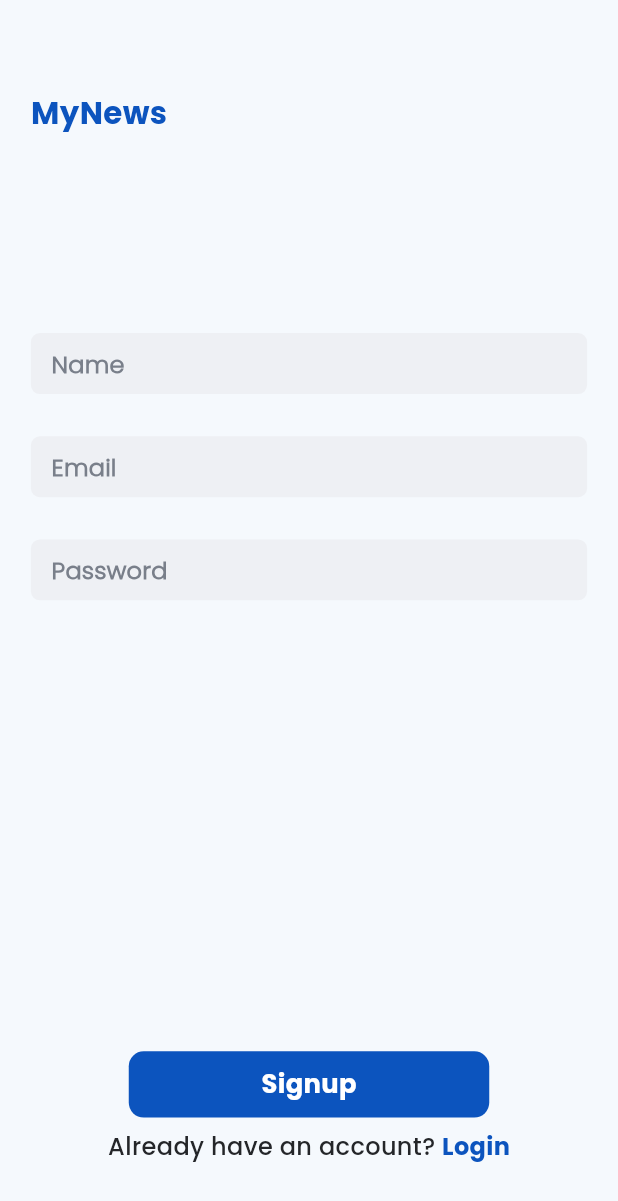
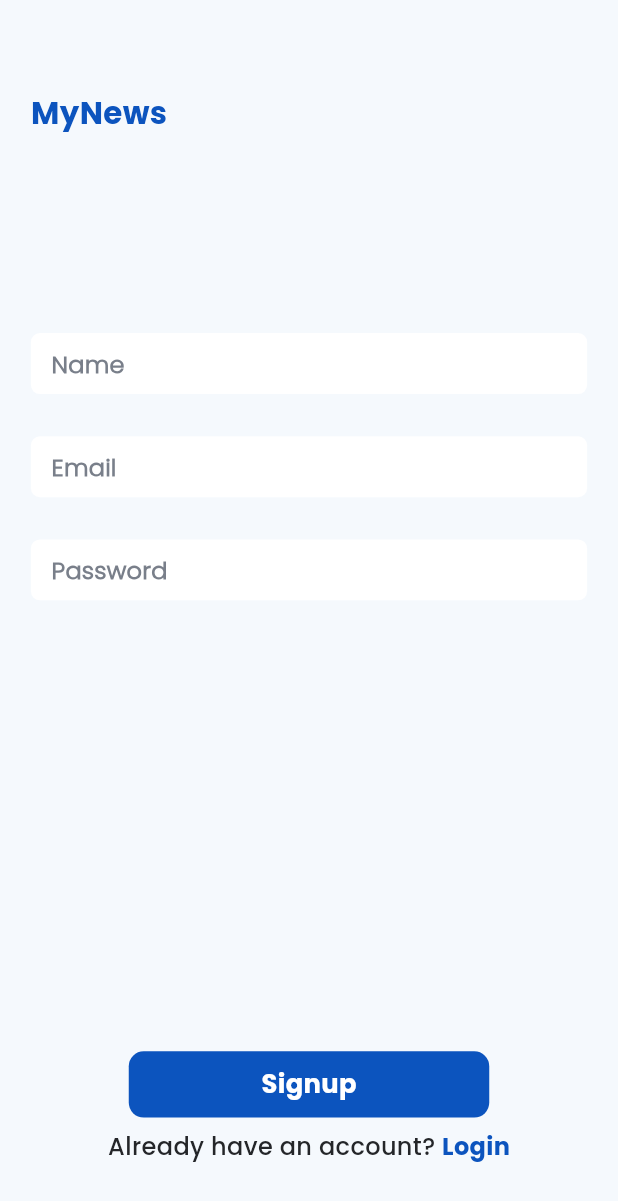
Before and after one commit to ShubhamAryanBansal/firebase_integration, a Flutter app: the screen it shows after launch, on a phone screen of 412 x 824 dp. Shown: the top 1201 px of the screen. Run offline on Flutter 3.47's test engine with Material 2 defaults, Android fonts, the phone set to English and light mode, and no system bars; our stand-ins replace cached_network_image, cloud_firestore, dio, firebase_auth, firebase_core, firebase_remote_config and 4 more; accounts and stored records are empty.

Commit message:
Updated color of textField.

```diff
--- a/lib/widgets/custom_textField.dart
+++ b/lib/widgets/custom_textField.dart
@@ -37,7 +37,7 @@ class CustomTextField extends StatelessWidget {
             height: 34.h,
             width: double.infinity,
             decoration: BoxDecoration(
-              color: textFieldColor,
+              color: Colors.white,
               borderRadius: BorderRadius.circular(6)
             ),
             child: TextField(
```
